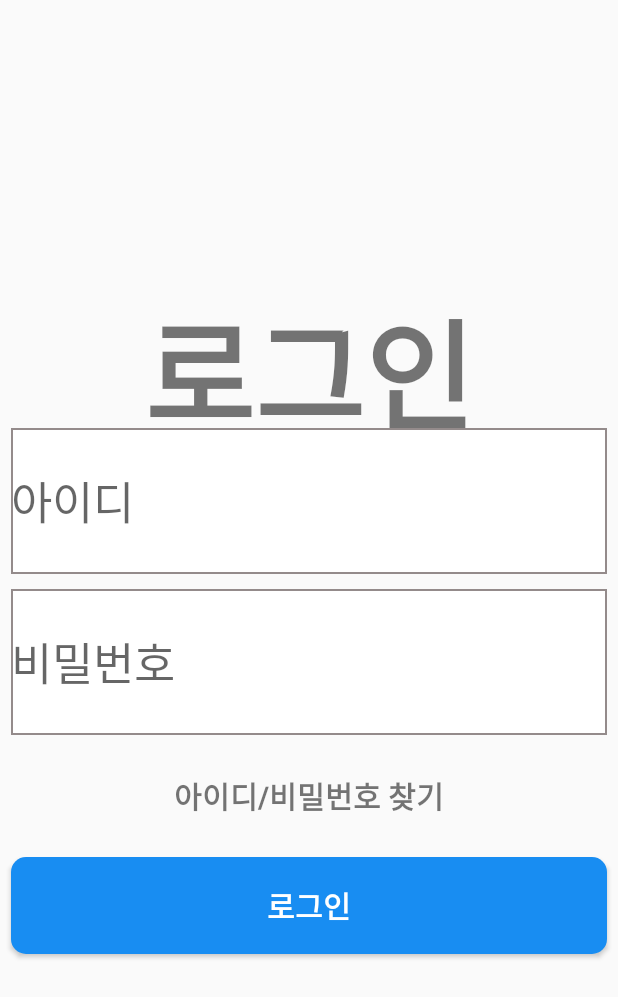
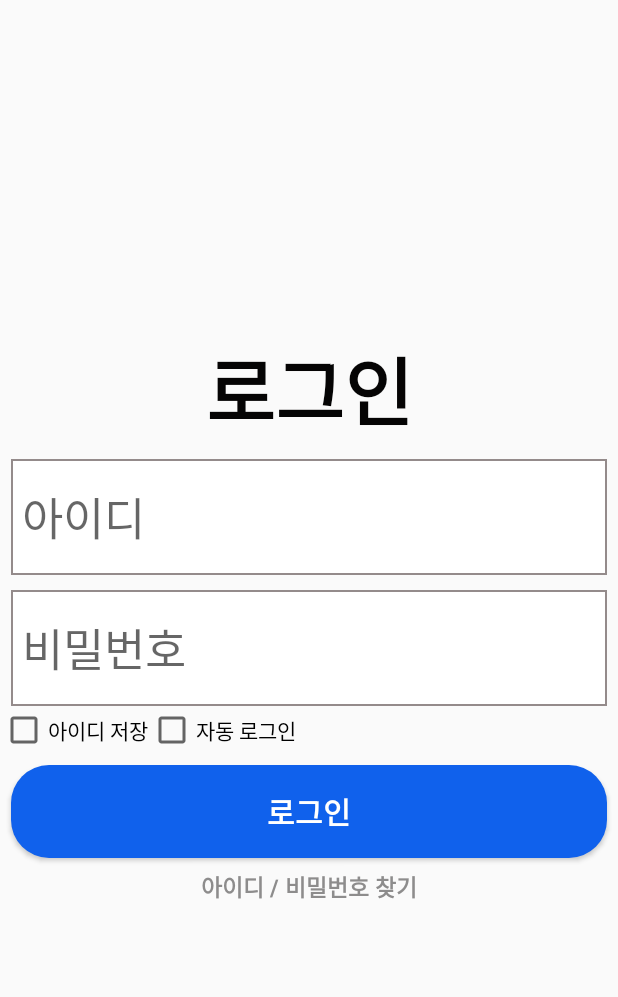
Before and after one commit to YoonSuHyeon/SMRP, an Android app: the LoginActivity screen opened directly, with no data from a screen before it, on a phone screen of 412 x 824 dp. Shown: the top 997 px of the screen. Run offline under Robolectric (Android 15) with nearby library versions, the phone set to English and light mode, and no system bars; libraries missing offline, so code that uses them is left out: me.relex.circleindicator.

Commit message:
#2020/04/02 - (목) ##Login XML UPDATE

```diff
--- a/app/src/main/res/drawable/button_background.xml
+++ b/app/src/main/res/drawable/button_background.xml
@@ -1,10 +1,10 @@
 <?xml version="1.0" encoding="utf-8"?>
 <shape xmlns:android="http://schemas.android.com/apk/res/android" android:shape="rectangle" >
     <corners
-        android:radius="10dp"
+        android:radius="25dp"
         />
     <solid
-        android:color="#188DF2"
+        android:color="#1061EC"
         />
     <size
         android:width="270dp"
--- a/app/src/main/res/layout/activity_login.xml
+++ b/app/src/main/res/layout/activity_login.xml
@@ -18,8 +18,9 @@
             android:layout_height="0dp"
             android:layout_weight="0.12"
             android:text="로그인"
+            android:textColor="#050404"
             android:textStyle="bold"
-            android:textSize="80dp"
+            android:textSize="50dp"
             android:gravity="center"/>
 
         <EditText
@@ -29,8 +30,8 @@
             android:layout_marginRight="7dp"
             android:layout_width="match_parent"
             android:layout_height="0dp"
-            android:layout_weight="0.12"
-            android:hint="아이디"
+            android:layout_weight="0.1"
+            android:hint=" 아이디"
             android:textSize="30dp"
             />
 
@@ -43,20 +44,32 @@
             android:layout_width="match_parent"
             android:layout_height="0dp"
             android:inputType="textPassword"
-            android:layout_weight="0.12"
-            android:hint="비밀번호"
+            android:layout_weight="0.1"
+            android:hint=" 비밀번호"
             android:textSize="30dp"/>
 
-        <TextView
-            android:layout_width="match_parent"
-            android:layout_height="0dp"
-            android:layout_weight="0.1"
-            android:gravity="center"
-            android:text="아이디/비밀번호 찾기"
-            android:textStyle="bold"
-            android:textSize="20dp"/>
+        <LinearLayout
+            android:layout_width="wrap_content"
+            android:layout_height="wrap_content"
+            android:orientation="horizontal"
+            android:layout_gravity="left">
+
+
+            <androidx.appcompat.widget.AppCompatCheckBox
+                android:layout_width="match_parent"
+                android:layout_height="wrap_content"
+                android:text="아이디 저장"/>
+
+            <androidx.appcompat.widget.AppCompatCheckBox
+                android:layout_width="match_parent"
+                android:layout_height="wrap_content"
+                android:text="자동 로그인"/>
+
+        </LinearLayout>
+
 
         <Button
+            android:layout_marginTop="7dp"
             android:id="@+id/Btn_Innerlogin"
             android:layout_marginLeft="7dp"
             android:layout_marginRight="7dp"
@@ -69,6 +82,16 @@
             android:textStyle="bold"
             android:textSize="20dp"/>
 
+        <TextView
+            android:layout_width="match_parent"
+            android:layout_height="0dp"
+            android:layout_weight="0.05"
+            android:gravity="center"
+            android:text="아이디 / 비밀번호 찾기"
+            android:textColor="#8D8C8C"
+            android:textStyle="bold"
+            android:textSize="15dp"/>
+
 
     </LinearLayout>
 
--- a/app/src/main/res/layout/nav_header_main.xml
+++ b/app/src/main/res/layout/nav_header_main.xml
@@ -1,7 +1,7 @@
 <?xml version="1.0" encoding="utf-8"?>
 <LinearLayout xmlns:android="http://schemas.android.com/apk/res/android"
     android:layout_width="match_parent"
-    android:layout_height="200dp"
+    android:layout_height="150dp"
     xmlns:app="http://schemas.android.com/apk/res-auto"
     android:background="#3F57E9"
     android:orientation="vertical"
@@ -12,7 +12,7 @@
     android:theme="@style/ThemeOverlay.AppCompat.Dark">
 
     <LinearLayout
-        android:layout_marginLeft="10dp"
+
         android:layout_width="match_parent"
         android:layout_height="match_parent"
         android:orientation="horizontal"
@@ -25,13 +25,12 @@
             android:padding="8dp"/>
 
         <TextView
-
             android:layout_marginLeft="10dp"
             android:layout_width="wrap_content"
             android:layout_height="wrap_content"
             android:text="최준식님\n오늘도 건강하세요"
             android:textColor="#ffffffff"
-            android:textSize="30dp"
+            android:textSize="18dp"
             android:textStyle="bold"/>
 
 
```
